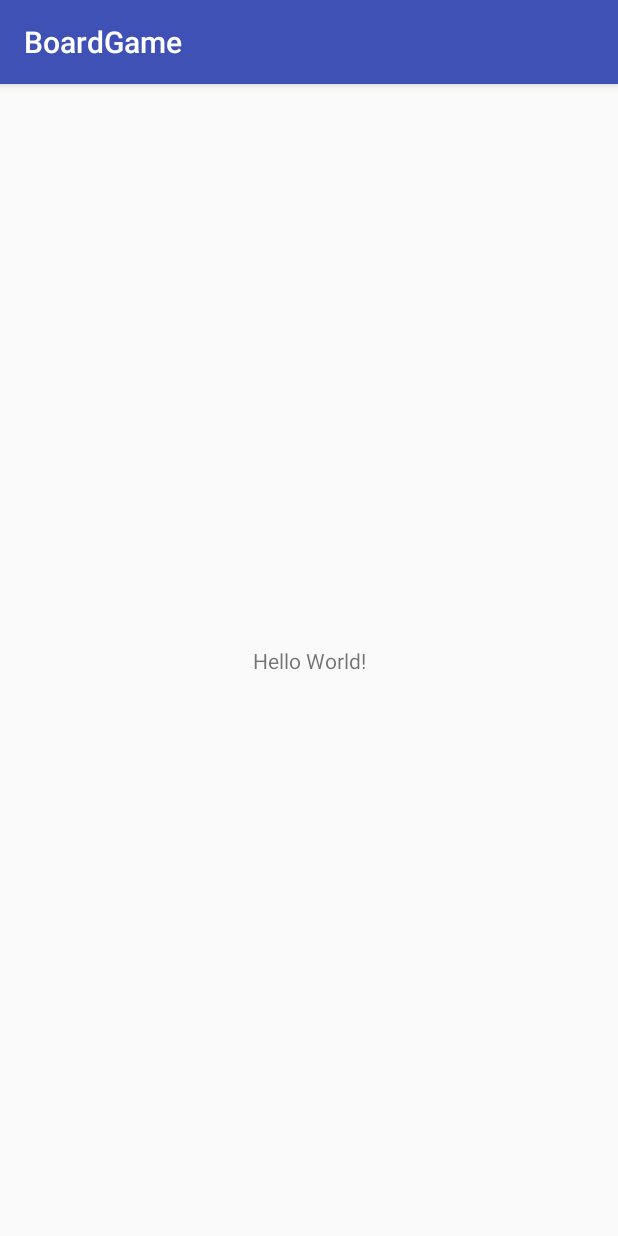
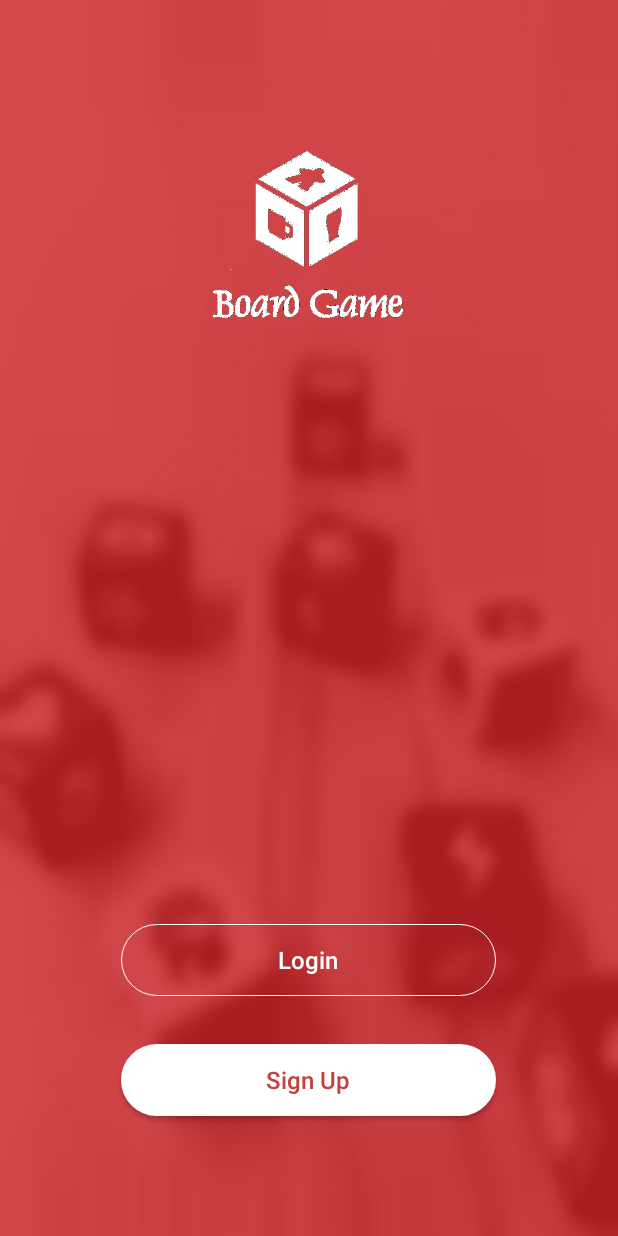
Before and after one commit to babadela3/BoardgameApp, an Android app: the screen it shows after launch (LoginActivity before the commit, IntroActivity after it), on a phone screen of 412 x 824 dp. Run offline under Robolectric (Android 15) with nearby library versions, the phone set to English and light mode, and no system bars.

Commit message:
Create login and sign up screens

```diff
--- a/AndroidApp/app/build.gradle
+++ b/AndroidApp/app/build.gradle
@@ -23,6 +23,7 @@ dependencies {
     implementation 'com.android.support:appcompat-v7:27.1.1'
     implementation 'com.android.support.constraint:constraint-layout:1.0.2'
     testImplementation 'junit:junit:4.12'
+    compile 'de.hdodenhof:circleimageview:1.3.0'
     androidTestImplementation 'com.android.support.test:runner:1.0.1'
     androidTestImplementation 'com.android.support.test.espresso:espresso-core:3.0.1'
 }
--- /dev/null
+++ b/AndroidApp/app/src/main/java/android/bg/ro/boardgame/IntroActivity.java
@@ -0,0 +1,39 @@
+package android.bg.ro.boardgame;
+
+import android.content.Intent;
+import android.os.Bundle;
+import android.support.v7.app.AppCompatActivity;
+import android.view.View;
+import android.widget.Button;
+
+
+public class IntroActivity extends AppCompatActivity {
+
+    @Override
+    protected void onCreate(Bundle savedInstanceState) {
+        super.onCreate(savedInstanceState);
+        setContentView(R.layout.intro_screen);
+        getSupportActionBar().hide();
+
+        Button signUpButton = (Button) findViewById(R.id.buttonSignUp);
+
+        signUpButton.setOnClickListener(new View.OnClickListener() {
+            @Override
+            public void onClick(View v) {
+                Intent intent = new Intent("android.bg.ro.boardgame.SignUpActivity");
+                startActivity(intent);
+            }
+        });
+
+        Button loginButton = (Button) findViewById(R.id.buttonLogin);
+
+        loginButton.setOnClickListener(new View.OnClickListener() {
+            @Override
+            public void onClick(View v) {
+                Intent intent = new Intent("android.bg.ro.boardgame.LoginActivity");
+                startActivity(intent);
+            }
+        });
+
+    }
+}
--- /dev/null
+++ b/AndroidApp/app/src/main/res/drawable/my_button_login.xml
@@ -0,0 +1,10 @@
+<?xml version="1.0" encoding="utf-8"?>
+<shape xmlns:android="http://schemas.android.com/apk/res/android"
+android:shape="rectangle">
+<gradient android:startColor="@null"
+    android:endColor="@null"
+    android:angle="270" />
+<corners android:radius="30dp" />
+<stroke android:width="1px"
+    android:color="#ffffff" />
+</shape>
--- /dev/null
+++ b/AndroidApp/app/src/main/res/drawable/my_button_signup.xml
@@ -0,0 +1,10 @@
+<?xml version="1.0" encoding="utf-8"?>
+<shape xmlns:android="http://schemas.android.com/apk/res/android"
+    android:shape="rectangle">
+    <gradient android:startColor="#ffffff"
+        android:endColor="#ffffff"
+        android:angle="270" />
+    <corners android:radius="30dp" />
+    <stroke android:width="5px"
+        android:color="#ffffff" />
+</shape>
--- /dev/null
+++ b/AndroidApp/app/src/main/res/layout/intro_screen.xml
@@ -0,0 +1,56 @@
+<?xml version="1.0" encoding="utf-8"?>
+<RelativeLayout xmlns:android="http://schemas.android.com/apk/res/android"
+    xmlns:app="http://schemas.android.com/apk/res-auto"
+    android:orientation="vertical" android:layout_width="match_parent"
+    android:layout_height="match_parent"
+    android:background="@drawable/backgroundred">
+
+
+    <ImageView
+        android:id="@+id/imageLogo"
+        android:layout_alignParentTop="true"
+        android:layout_centerHorizontal="true"
+        android:layout_marginTop="100dp"
+        android:layout_width="105dp"
+        android:layout_height="80dp"
+        android:adjustViewBounds="true"
+        android:scaleType="fitXY"
+        app:srcCompat="@drawable/logo" />
+
+    <ImageView
+        android:id="@+id/imageTitle"
+        android:layout_width="130dp"
+        android:layout_height="50dp"
+        android:adjustViewBounds="true"
+        android:layout_below="@+id/imageLogo"
+        android:layout_centerHorizontal="true"
+        app:srcCompat="@drawable/title" />
+
+    <Button
+        android:id="@+id/buttonSignUp"
+        android:layout_width="250dp"
+        android:layout_height="wrap_content"
+        android:layout_alignParentBottom="true"
+        android:layout_centerHorizontal="true"
+        android:layout_marginBottom="80dp"
+        android:background="@drawable/my_button_signup"
+        android:text="Sign Up"
+        android:textSize="16dp"
+        android:textColor="#c64040"
+        android:textAllCaps="false"/>
+
+    <Button
+        android:id="@+id/buttonLogin"
+        android:layout_width="250dp"
+        android:layout_height="wrap_content"
+        android:layout_alignParentBottom="true"
+        android:layout_centerHorizontal="true"
+        android:layout_marginBottom="160dp"
+        android:background="@drawable/my_button_login"
+        android:text="Login"
+        android:textSize="16dp"
+        android:textColor="#ffffff"
+        android:textAllCaps="false"/>
+
+
+</RelativeLayout>
--- a/SpringApp/src/main/java/ro/bg/controller/UserController.java
+++ b/SpringApp/src/main/java/ro/bg/controller/UserController.java
@@ -36,4 +36,10 @@ public class UserController {
         userService.deleteUser(user);
         return "";
     }
+
+    @RequestMapping(value = "/getUser", method = RequestMethod.POST)
+    public void getPub(@ModelAttribute("email") String email,
+                         @ModelAttribute("password") String password){
+        System.out.println(email + " " + password);
+    }
 }
```
Also changed, not shown: AndroidApp/app/src/main/AndroidManifest.xml (+20 -2 lines), AndroidApp/app/src/main/java/android/bg/ro/boardgame/LoginActivity.java (+15 -0 lines), AndroidApp/app/src/main/java/android/bg/ro/boardgame/SignUpActivity.java (added, +90 -0 lines), AndroidApp/app/src/main/res/drawable/drawable-v24/ic_launcher_foreground.xml (added, +34 -0 lines), AndroidApp/app/src/main/res/drawable/my_button_facebook.xml (added, +10 -0 lines), AndroidApp/app/src/main/res/layout/activity_login.xml (+137 -4 lines), AndroidApp/app/src/main/res/layout/activity_sign_up.xml (added, +164 -0 lines), AndroidApp/app/src/main/res/drawable/backgroundred.jpeg (added), AndroidApp/app/src/main/res/drawable/backgroundwhite.jpeg (added), AndroidApp/app/src/main/res/drawable/logo.png (added), AndroidApp/app/src/main/res/drawable/profile_default_picture.jpg (added), AndroidApp/app/src/main/res/drawable/title.png (added).
